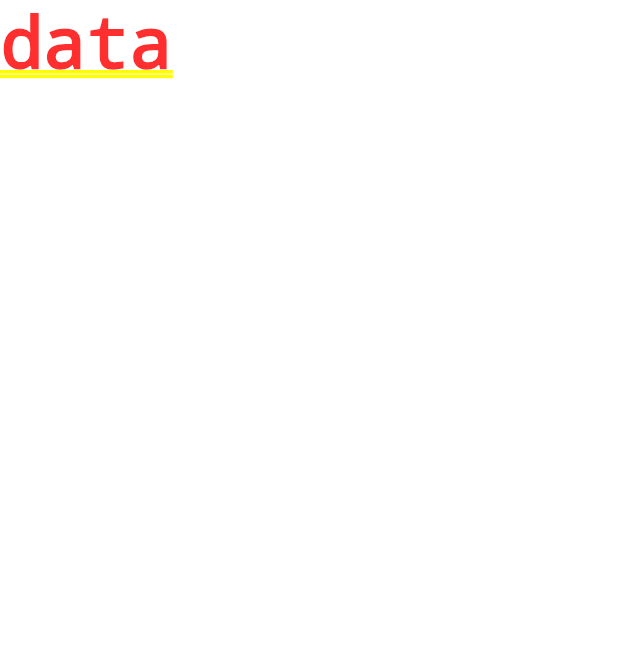
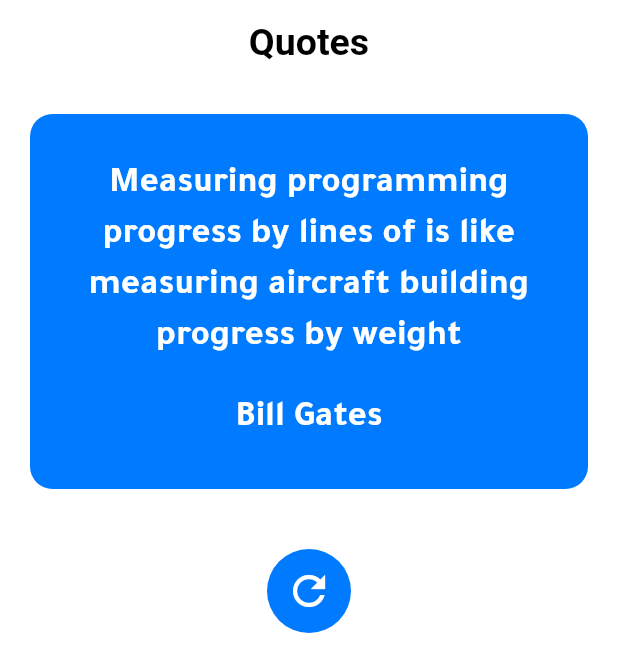
Before and after one commit to OmarAly92/clean_architecture_quote_app, a Flutter app: the screen it shows after launch, on a phone screen of 412 x 824 dp. Shown: the top 672 px of the screen. Run offline on Flutter 3.47's test engine with Material 3 defaults, Android fonts, the phone set to English and light mode, and no system bars; our stand-ins replace equatable, fluttertoast, gap.

Commit message:
ADD Quotes UI

```diff
--- a/lib/config/app_routes/app_router.dart
+++ b/lib/config/app_routes/app_router.dart
@@ -1,15 +1,16 @@
 import 'package:flutter/material.dart';
 import 'package:quotes/core/utils/app_strings.dart';
+import 'package:quotes/features/random_quotes/presentation/ui/quotes_view.dart';
 
 import 'routes.dart';
 
 class AppRouter {
   static Route<dynamic>? generateRoute(RouteSettings settings) {
     switch (settings.name) {
-      case Routes.homeScreen:
+      case Routes.quotesView:
         return MaterialPageRoute(
           builder: (context) {
-            return const Text('data');
+            return const QuotesView();
           },
         );
     }
--- a/lib/config/app_routes/routes.dart
+++ b/lib/config/app_routes/routes.dart
@@ -1,3 +1,3 @@
 abstract class Routes {
-  static const String homeScreen = '/';
+  static const String quotesView = '/';
 }
--- a/lib/config/app_themes/app_themes.dart
+++ b/lib/config/app_themes/app_themes.dart
@@ -1,3 +1,4 @@
+import 'package:flutter/cupertino.dart';
 import 'package:flutter/material.dart';
 
 import '../../core/utils/app_colors.dart';
@@ -19,6 +20,31 @@ abstract class AppThemes {
           fontWeight: FontWeight.w500,
         ),
       ),
+      appBarTheme: const AppBarTheme(
+        elevation: 0,
+        centerTitle: true,
+        color: Colors.transparent,
+        titleTextStyle: TextStyle(
+          fontSize: 25,
+          color: Colors.black,
+          fontWeight: FontWeight.w500,
+        ),
+      ),
+      floatingActionButtonTheme: FloatingActionButtonThemeData(
+        backgroundColor: AppColors.primary,
+        elevation: 0,
+        shape: RoundedRectangleBorder(
+          borderRadius: BorderRadius.circular(60),
+        ),
+        foregroundColor: Colors.white,
+        splashColor: CupertinoColors.systemOrange,
+        iconSize: 32,
+        enableFeedback: true,
+        disabledElevation: 0,
+        focusElevation: 0,
+        highlightElevation: 0,
+        hoverElevation: 0,
+      ),
     );
   }
 }
--- a/lib/core/utils/app_colors.dart
+++ b/lib/core/utils/app_colors.dart
@@ -1,6 +1,7 @@
+import 'package:flutter/cupertino.dart';
 import 'package:flutter/material.dart';
 
 abstract class AppColors {
-  static Color primary = Colors.blue;
+  static Color primary = CupertinoColors.activeBlue;
   static Color hint = Colors.grey;
 }
--- /dev/null
+++ b/lib/features/random_quotes/data/models/quotes_content_model.dart
@@ -0,0 +1,14 @@
+import 'package:equatable/equatable.dart';
+
+class QuotesContentModel extends Equatable {
+  final String quote;
+  final String author;
+
+  const QuotesContentModel({
+    required this.quote,
+    required this.author,
+  });
+
+  @override
+  List<Object> get props => [quote, author];
+}
--- a/lib/features/random_quotes/presentation/ui/quotes_view.dart
+++ b/lib/features/random_quotes/presentation/ui/quotes_view.dart
@@ -1,10 +1,24 @@
 import 'package:flutter/material.dart';
+
+import '../../../../core/utils/app_strings.dart';
+import 'widgets/quotes_component/quotes_body.dart';
 
 class QuotesView extends StatelessWidget {
   const QuotesView({super.key});
 
   @override
   Widget build(BuildContext context) {
-    return Container();
+    return Scaffold(
+      appBar: AppBar(
+        centerTitle: true,
+        title: const Text(
+          AppStrings.appName,
+          style: TextStyle(
+            fontWeight: FontWeight.w600,
+          ),
+        ),
+      ),
+      body: const QuotesBody(),
+    );
   }
 }
--- /dev/null
+++ b/lib/features/random_quotes/presentation/ui/widgets/quotes_component/quotes_body.dart
@@ -0,0 +1,36 @@
+import 'package:flutter/material.dart';
+import 'package:gap/gap.dart';
+import 'package:quotes/features/random_quotes/data/models/quotes_content_model.dart';
+import 'package:quotes/features/random_quotes/presentation/ui/widgets/quotes_component/quotes_content.dart';
+
+class QuotesBody extends StatelessWidget {
+  const QuotesBody({super.key});
+
+  @override
+  Widget build(BuildContext context) {
+    return Padding(
+      padding: const EdgeInsets.symmetric(horizontal: 20),
+      child: Column(
+        children: [
+          const Gap(20),
+          const QuotesContent(
+            quotesContentModel: QuotesContentModel(
+              quote:
+                  'Measuring programming progress by lines of is like measuring aircraft building progress by weight',
+              author: 'Bill Gates',
+            ),
+          ),
+          const Gap(20),
+          const Gap(20),
+          FloatingActionButton(
+            onPressed: () {},
+            child: const Icon(
+              Icons.refresh,
+              color: Colors.white,
+            ),
+          ),
+        ],
+      ),
+    );
+  }
+}
--- /dev/null
+++ b/lib/features/random_quotes/presentation/ui/widgets/quotes_component/quotes_content.dart
@@ -0,0 +1,47 @@
+import 'package:flutter/cupertino.dart';
+import 'package:flutter/material.dart';
+import 'package:gap/gap.dart';
+import 'package:quotes/core/utils/app_colors.dart';
+
+import '../../../../data/models/quotes_content_model.dart';
+
+class QuotesContent extends StatelessWidget {
+  const QuotesContent({super.key, required this.quotesContentModel});
+
+  final QuotesContentModel quotesContentModel;
+
+  @override
+  Widget build(BuildContext context) {
+    return Container(
+      padding: const EdgeInsets.all(15),
+      decoration: BoxDecoration(
+        borderRadius: BorderRadius.circular(15),
+        color: AppColors.primary,
+      ),
+      child: Column(
+        children: [
+          const Gap(15),
+          Text(
+            quotesContentModel.quote,
+            textAlign: TextAlign.center,
+            style: const TextStyle(
+              fontSize: 24,
+              color: Colors.white,
+              fontWeight: FontWeight.w600,
+            ),
+          ),
+          const Gap(20),
+          Text(
+            quotesContentModel.author,
+            style: const TextStyle(
+              fontSize: 24,
+              color: Colors.white,
+              fontWeight: FontWeight.w600,
+            ),
+          ),
+          const Gap(15),
+        ],
+      ),
+    );
+  }
+}
--- a/pubspec.yaml
+++ b/pubspec.yaml
@@ -19,6 +19,10 @@ dependencies:
   equatable: ^2.0.5
   # Easily create toast messages in single line of code
   fluttertoast: ^8.2.4
+  # Flutter widgets for easily adding gaps inside Flex widgets such as Columns and Rows or scrolling views.
+  gap: ^3.0.1
+
+
 
 
 
```
Also changed, not shown: pubspec.lock, 1 other file.
